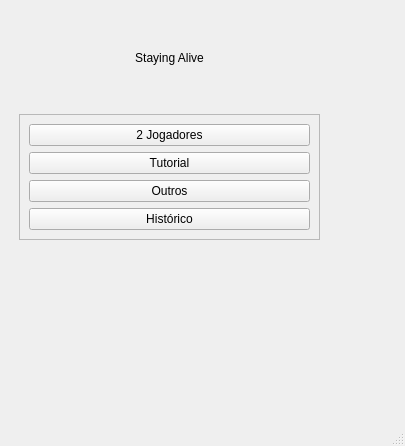
Old version of the form interfaceJogo.ui in the repository augustovillar/stayingAlive.
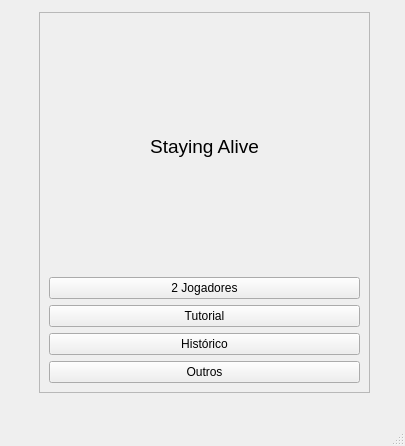
New version of the form. The open tabs and pages were chosen to show the change.

What changed in the file:
```diff
--- a/interfaceJogo.ui
+++ b/interfaceJogo.ui
@@ -21,32 +21,29 @@
        <number>9</number>
       </property>
       <widget class="QWidget" name="pageModo1">
-       <widget class="QWidget" name="">
+       <widget class="QFrame" name="frame_14">
         <property name="geometry">
          <rect>
-          <x>10</x>
-          <y>0</y>
-          <width>301</width>
-          <height>231</height>
+          <x>30</x>
+          <y>3</y>
+          <width>331</width>
+          <height>381</height>
          </rect>
         </property>
-        <layout class="QVBoxLayout" name="verticalLayout_3">
+        <property name="frameShape">
+         <enum>QFrame::StyledPanel</enum>
+        </property>
+        <property name="frameShadow">
+         <enum>QFrame::Raised</enum>
+        </property>
+        <layout class="QVBoxLayout" name="verticalLayout_15">
          <item>
           <widget class="QLabel" name="label_2">
            <property name="text">
-            <string>&lt;html&gt;&lt;head/&gt;&lt;body&gt;&lt;p align=&quot;center&quot;&gt;Staying Alive&lt;/p&gt;&lt;/body&gt;&lt;/html&gt;</string>
+            <string>&lt;html&gt;&lt;head/&gt;&lt;body&gt;&lt;p align=&quot;center&quot;&gt;&lt;span style=&quot; font-size:14pt;&quot;&gt;Staying Alive&lt;/span&gt;&lt;/p&gt;&lt;/body&gt;&lt;/html&gt;</string>
            </property>
           </widget>
          </item>
-         <item>
-          <widget class="QFrame" name="frame">
-           <property name="frameShape">
-            <enum>QFrame::StyledPanel</enum>
-           </property>
-           <property name="frameShadow">
-            <enum>QFrame::Raised</enum>
-           </property>
-           <layout class="QVBoxLayout" name="verticalLayout">
             <item>
              <widget class="QPushButton" name="doisJogadores">
               <property name="text">
@@ -61,13 +58,6 @@
               </property>
              </widget>
             </item>
-            <item>
-             <widget class="QPushButton" name="pushButton_4">
-              <property name="text">
-               <string>Outros</string>
-              </property>
-             </widget>
-            </item>
             <item>
              <widget class="QPushButton" name="historico">
               <property name="text">
@@ -75,7 +65,11 @@
               </property>
              </widget>
             </item>
-           </layout>
+         <item>
+          <widget class="QPushButton" name="voltarHome">
+           <property name="text">
+            <string>Outros</string>
+           </property>
           </widget>
          </item>
         </layout>
@@ -85,6 +79,38 @@
        <property name="enabled">
         <bool>true</bool>
        </property>
+       <widget class="QFrame" name="frame">
+        <property name="geometry">
+         <rect>
+          <x>40</x>
+          <y>10</y>
+          <width>321</width>
+          <height>341</height>
+         </rect>
+        </property>
+        <property name="frameShape">
+         <enum>QFrame::StyledPanel</enum>
+        </property>
+        <property name="frameShadow">
+         <enum>QFrame::Raised</enum>
+        </property>
+        <layout class="QVBoxLayout" name="verticalLayout">
+         <item>
+          <widget class="QLabel" name="label_18">
+           <property name="text">
+            <string>&lt;html&gt;&lt;head/&gt;&lt;body&gt;&lt;p align=&quot;center&quot;&gt;&lt;span style=&quot; font-size:14pt;&quot;&gt;Histórico&lt;/span&gt;&lt;/p&gt;&lt;/body&gt;&lt;/html&gt;</string>
+           </property>
+          </widget>
+         </item>
+         <item>
+          <widget class="QPushButton" name="voltarHistorico">
+           <property name="text">
+            <string>Voltar</string>
+           </property>
+          </widget>
+         </item>
+        </layout>
+       </widget>
       </widget>
       <widget class="QWidget" name="pagHome">
        <layout class="QVBoxLayout" name="verticalLayout_2">
```
Left out of the diff: 17 changed lines with no effect on the pictures. Lines whose indentation alone changed are shown as unchanged.
